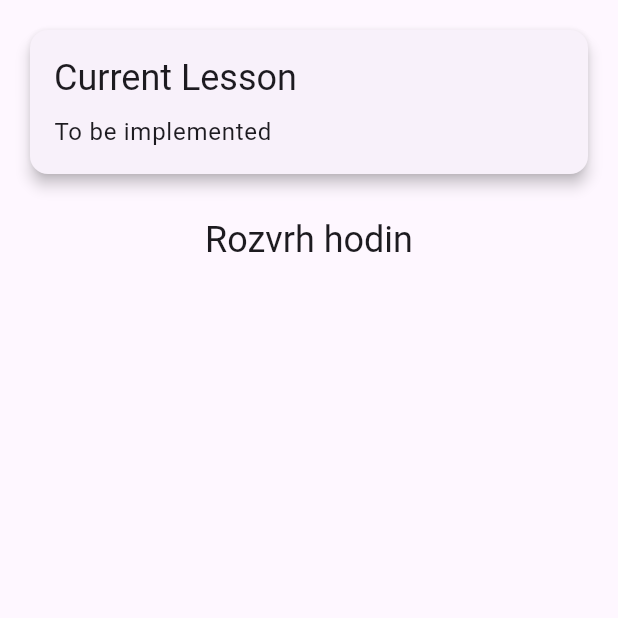
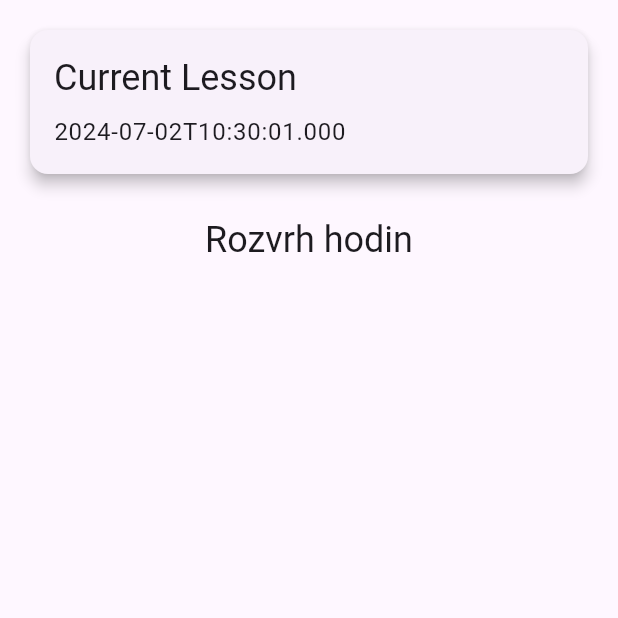
Before and after one commit to SkolaOffline/skolaoffline, a Flutter app: the TimetableScreen screen opened directly, on a phone screen of 412 x 824 dp, the top half of it. Run offline on Flutter 3.47's test engine with Material 3 defaults, Android fonts, the phone set to English and light mode, and no system bars; our stand-ins replace flutter_secure_storage; accounts and stored records are empty; network calls fail.

Commit message:
Implemented current date timetable parser
Uses 3-7. 6 for debugging purposes. Should work with current date as well, provided the timetable display would work for holidays.

```diff
--- a/skola_offline/lib/main.dart
+++ b/skola_offline/lib/main.dart
@@ -190,15 +190,19 @@ class TimetableScreenState extends State<TimetableScreen> {
     final accessToken = await storage.read(key: 'accessToken');
 
     //TODO - change dateFrom and dateTo to monday and friday
-    // final now = DateTime.now();
+    final now = DateTime.now();
     // final monday = now.subtract(Duration(days: now.weekday - 1));
     // final friday = monday.add(Duration(days: 5));
+    // ! ONLY FOR DEBUGGING PURPOSES !!!
+    final monday = DateTime(2024,6,3, now.hour, now.minute, now.second);
+    final friday = DateTime(2024,6,7, now.hour, now.minute, now.second);
+
+    final date_formatter = DateFormat('y-MM-ddTHH:mm:ss.000');
 
     final params = {
       'studentId': userId,
-      //TODO - change dateFrom and dateTo to monday and friday
-      'dateFrom': '2024-06-03T00:00:00.000',
-      'dateTo': '2024-06-08T00:00:00.000',
+      'dateFrom': date_formatter.format(monday),
+      'dateTo': date_formatter.format(friday),
       'schoolYearId': syID
     };
 
@@ -210,7 +214,6 @@ class TimetableScreenState extends State<TimetableScreen> {
       url,
       headers: {'Authorization': 'Bearer $accessToken'},
     );
-
     if (response.statusCode == 200) {
       return response.body;
     } else {
@@ -248,6 +251,9 @@ class TimetableScreenState extends State<TimetableScreen> {
 class CurrentLessonCard extends StatelessWidget {
   @override
   Widget build(BuildContext context) {
+    final now = DateTime.now();
+    //TODO: Move this up to the top, probably will be used multiple times
+    final date_formatter = DateFormat('y-MM-ddTHH:mm:ss.000');
     return Card(
       elevation: 4,
       child: Padding(
@@ -261,7 +267,7 @@ class CurrentLessonCard extends StatelessWidget {
             ),
             SizedBox(height: 8),
             Text(
-              'To be implemented',
+              date_formatter.format(now),
               style: Theme.of(context).textTheme.bodyLarge,
             ),
           ],
@@ -645,6 +651,7 @@ class MessagesScreenState extends State<MessagesScreen> {
 
   String formatDateToDate(String date) {
     DateTime dateTime = DateTime.parse(date);
+    //TODO: USE DateFormat - better build-in version of the same thing
     String formatedDate = '${dateTime.day}. ${dateTime.month}. ${dateTime.year}';
     // print(formatedDate);
     return formatedDate;
```
